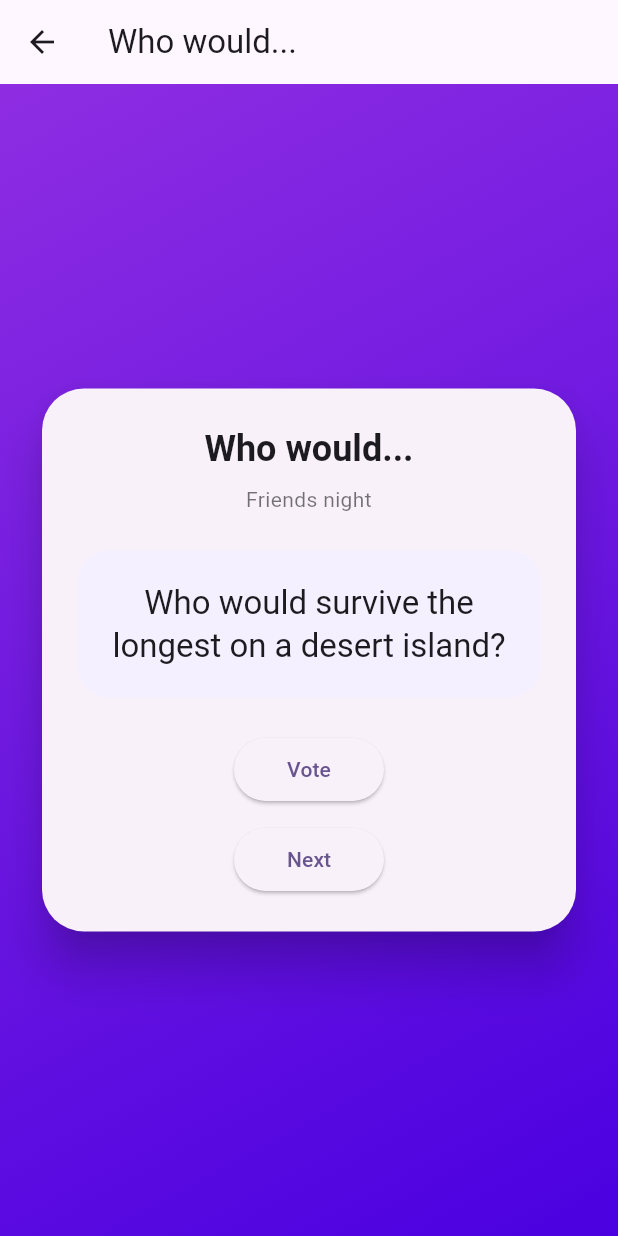
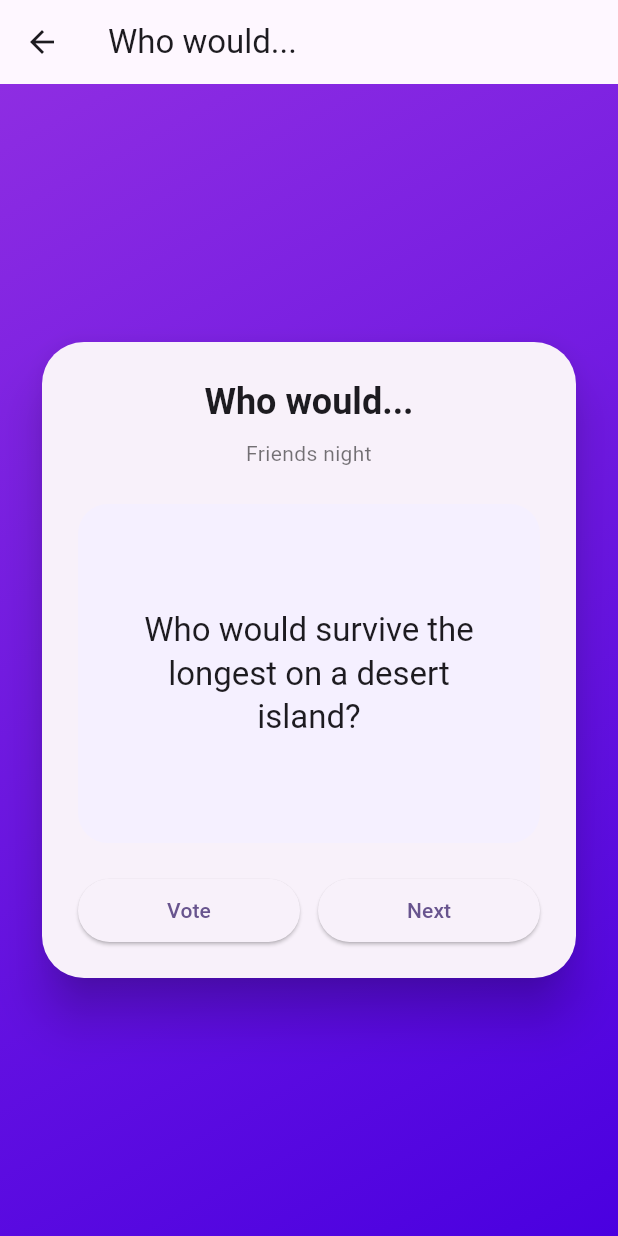
Before and after one commit to Walie-Matthieu/West-Fun, a Flutter app: the GameplayScreen screen opened directly with empty values, on a phone screen of 412 x 824 dp. Run offline on Flutter 3.47's test engine with Material 3 defaults, Android fonts, the phone set to English and light mode, and no system bars.

Commit message:
feat: Add skip turn functionality and update gameplay screen button interactions

```diff
--- a/lib/models/game_engine.dart
+++ b/lib/models/game_engine.dart
@@ -55,6 +55,11 @@ class GameEngine {
     return maxDelta;
   }
 
+  void skipTurn() {
+    currentTurn += 1;
+    activePlayerIndex = (activePlayerIndex + 1) % players.length;
+  }
+
   List<Player> get ranking {
     final sorted = [...players];
     sorted.sort((a, b) => b.score.compareTo(a.score));
--- a/lib/screens/gameplay_screen.dart
+++ b/lib/screens/gameplay_screen.dart
@@ -226,7 +226,13 @@ class _GameplayScreenState extends State<GameplayScreen> {
                             borderRadius: BorderRadius.circular(20),
                           ),
                           child: Padding(
-                            padding: const EdgeInsets.all(20),
+                            padding: const EdgeInsets.symmetric(
+                              horizontal: 24,
+                              vertical: 28,
+                            ),
+                            child: ConstrainedBox(
+                              constraints: const BoxConstraints(minHeight: 170),
+                              child: Center(
                                 child: Text(
                                   _engine.currentQuestion,
                                   textAlign: TextAlign.center,
@@ -239,14 +245,16 @@ class _GameplayScreenState extends State<GameplayScreen> {
                                 ),
                               ),
                             ),
+                          ),
+                        ),
                         const SizedBox(height: 24),
-                        Align(
-                          alignment: Alignment.center,
+                        Row(
+                          children: [
+                            Expanded(
                               child: SizedBox(
-                            width: 100, // Taille du bouton "Vote" dans l'écran de jeu
+                                height: 42,
                                 child: ElevatedButton(
                                   style: ElevatedButton.styleFrom(
-                                minimumSize: const Size(0, 42),
                                     padding: const EdgeInsets.symmetric(vertical: 10),
                                     textStyle: Theme.of(context).textTheme.titleSmall,
                                   ),
@@ -255,28 +263,24 @@ class _GameplayScreenState extends State<GameplayScreen> {
                                 ),
                               ),
                             ),
-                        const SizedBox(height: 12),
-                        Align(
-                          alignment: Alignment.center,
+                            const SizedBox(width: 12),
+                            Expanded(
                               child: SizedBox(
-                            width: 100, // Taille du bouton "Next" dans l'écran de jeu
+                                height: 42,
                                 child: ElevatedButton(
                                   style: ElevatedButton.styleFrom(
-                                minimumSize: const Size(0, 42),
                                     padding: const EdgeInsets.symmetric(vertical: 10),
                                     textStyle: Theme.of(context).textTheme.titleSmall,
                                   ),
                                   onPressed: () {
                                     if (widget.mode == GameMode.whoWould) {
-                                  if (_selectedWhoWouldPlayerIndex == null) {
-                                    ScaffoldMessenger.of(context).showSnackBar(
-                                      SnackBar(content: Text(t.selectPlayerToVote)),
-                                    );
-                                    return;
-                                  }
+                                      if (_selectedWhoWouldPlayerIndex != null) {
                                         _engine.applyWhoWouldVote(
                                           selectedPlayerIndex: _selectedWhoWouldPlayerIndex!,
                                         );
+                                      } else {
+                                        _engine.skipTurn();
+                                      }
                                     } else {
                                       _engine.applyVote(
                                           agreeVotes: _agreeVotes,
@@ -302,6 +306,8 @@ class _GameplayScreenState extends State<GameplayScreen> {
                             ),
                           ],
                         ),
+                      ],
+                    ),
                   ),
                 ),
               ),
```
Also changed, not shown: 1 other file. Lines whose indentation alone changed are shown as unchanged.
